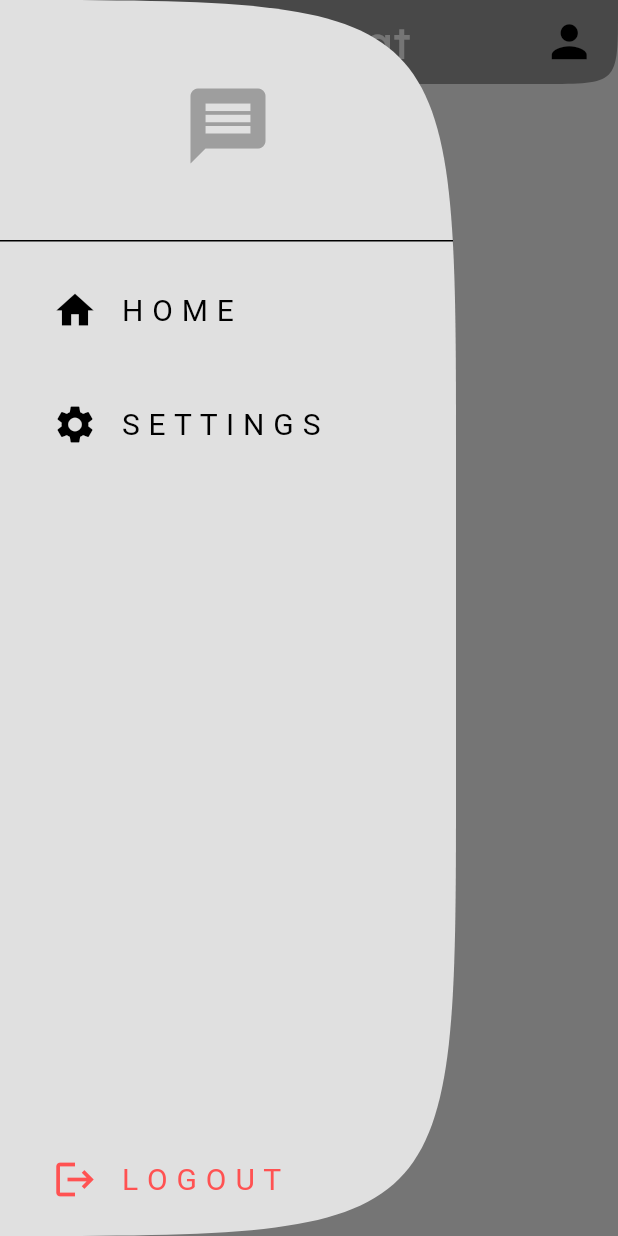
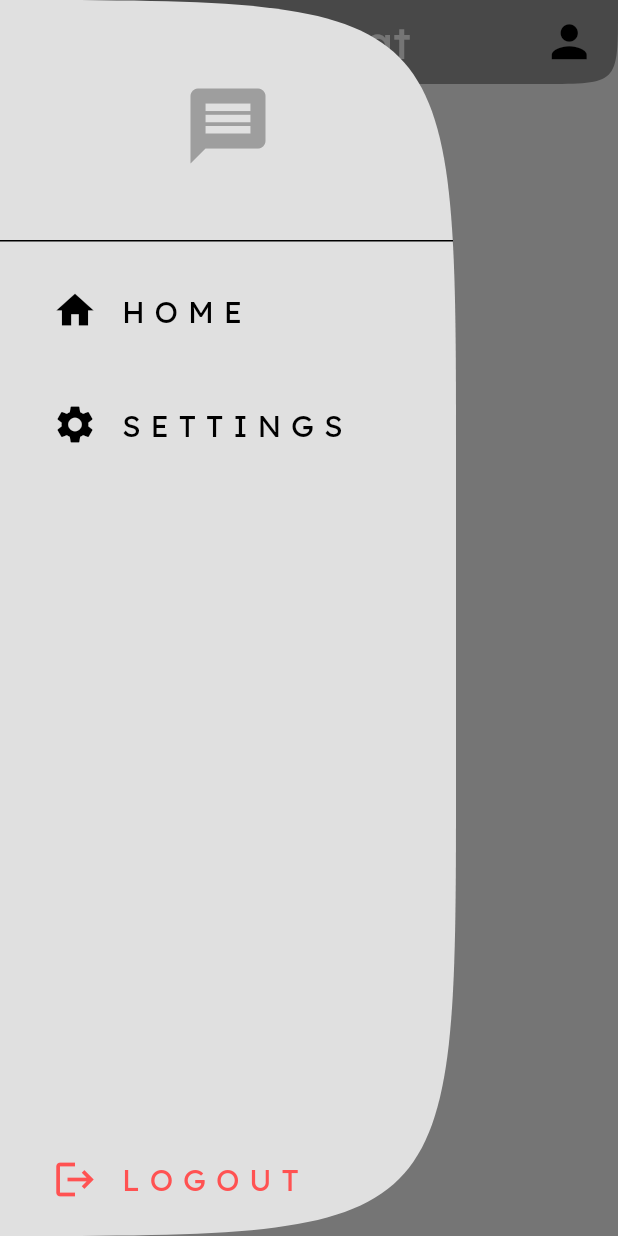
Before and after one commit to abhikatta/quikchat, a Flutter app: the screen it shows once a user with an empty profile is signed in, with the side drawer open, on a phone screen of 412 x 824 dp. Run offline on Flutter 3.47's test engine with Material 3 defaults, Android fonts, the phone set to English and light mode, and no system bars; our stand-ins replace cloud_firestore, firebase_auth, firebase_core; accounts and stored records are empty; network calls fail.

Commit message:
added font at some places where it was not taking implicitly

```diff
--- a/lib/components/my_input.dart
+++ b/lib/components/my_input.dart
@@ -36,6 +36,7 @@ class MyInput extends StatelessWidget {
                       color: Theme.of(context).colorScheme.primary, width: 3)),
               hintText: hintText,
               hintStyle: TextStyle(
+                fontFamily: 'LexendDeca',
                 color: Theme.of(context).colorScheme.primary,
               )),
         ));
--- a/lib/pages/home_page.dart
+++ b/lib/pages/home_page.dart
@@ -59,16 +59,24 @@ class HomePage extends StatelessWidget {
       builder: (context, snapshot) {
         if (snapshot.hasError) {
           return const Text("Error");
+        } else if (snapshot.connectionState == ConnectionState.waiting) {
+          return const Center(
+            child: Text(
+              'Loading..',
+              style: TextStyle(fontSize: 30),
+            ),
+          );
         } else if (snapshot.hasData) {
-        } else if (snapshot.connectionState == ConnectionState.waiting) {
-          return const Text('Loading..');
+          return ListView(
+            children: [
+              const SizedBox(height: 10),
+              ...snapshot.data!.map<Widget>(
+                  (userData) => _buildUserListItem(userData, context))
+            ],
+          );
         }
-        return ListView(
-          children: [
-            const SizedBox(height: 10),
-            ...snapshot.data!.map<Widget>(
-                (userData) => _buildUserListItem(userData, context))
-          ],
+        return const Center(
+          child: Text('No Users found'),
         );
       },
     );
@@ -86,7 +94,7 @@ class HomePage extends StatelessWidget {
                 MaterialPageRoute(
                   builder: (context) => ChatPage(
                     receiverID: userData['uid'],
-                    email: userData['displayName'],
+                    displayName: userData['displayName'],
                   ),
                 ));
           });
--- a/lib/pages/profile_page.dart
+++ b/lib/pages/profile_page.dart
@@ -8,7 +8,11 @@ class ProfilePage extends StatelessWidget {
   Widget build(BuildContext context) {
     return Scaffold(
         appBar: AppBar(
-          title: const Text('Profile'),
+          title: const Text(
+            'Profile',
+            style: TextStyle(fontFamily: 'LexendDeca', fontSize: 30),
+          ),
+          centerTitle: true,
           backgroundColor: Theme.of(context).colorScheme.primary,
           shape: const ContinuousRectangleBorder(
               borderRadius: BorderRadius.only(
--- a/lib/themes/light_mode.dart
+++ b/lib/themes/light_mode.dart
@@ -1,6 +1,13 @@
 import 'package:flutter/material.dart';
 
 ThemeData lightMode = ThemeData(
+    textTheme: const TextTheme(
+      bodyLarge: TextStyle(fontFamily: 'LexendDeca', fontSize: 10),
+      bodySmall: TextStyle(fontFamily: 'LexendDeca'),
+      bodyMedium: TextStyle(
+        fontFamily: 'LexendDeca',
+      ),
+    ),
     colorScheme: ColorScheme.light(
       background: Colors.grey.shade300,
       primary: Colors.grey.shade500,
```
Also changed, not shown: lib/pages/chat_page.dart (+6 -3 lines). Lines whose indentation alone changed are shown as unchanged.
